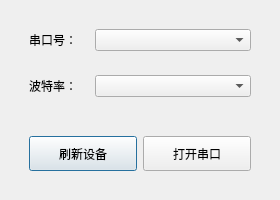
First picture: the form in connect485.ui, repository ryanwong1999/BatteryMaster_Qt, before the edit.
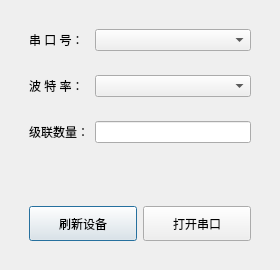
Second picture: the form after the edit.

```diff
--- a/connect485.ui
+++ b/connect485.ui
@@ -7,19 +7,19 @@
     <x>0</x>
     <y>0</y>
     <width>280</width>
-    <height>200</height>
+    <height>270</height>
    </rect>
   </property>
   <property name="minimumSize">
    <size>
     <width>280</width>
-    <height>200</height>
+    <height>270</height>
    </size>
   </property>
   <property name="maximumSize">
    <size>
     <width>280</width>
-    <height>200</height>
+    <height>270</height>
    </size>
   </property>
   <property name="windowTitle">
@@ -41,7 +41,7 @@
             </size>
            </property>
            <property name="text">
-            <string>串口号：</string>
+            <string>串 口 号：</string>
            </property>
           </widget>
          </item>
@@ -63,7 +63,7 @@
             </size>
            </property>
            <property name="text">
-            <string>波特率：</string>
+            <string>波 特 率：</string>
            </property>
           </widget>
          </item>
@@ -73,6 +73,28 @@
         </layout>
        </widget>
       </item>
+      <item>
+       <widget class="QWidget" name="widget_5" native="true">
+        <layout class="QHBoxLayout" name="horizontalLayout_5">
+         <item>
+          <widget class="QLabel" name="label">
+           <property name="maximumSize">
+            <size>
+             <width>60</width>
+             <height>16777215</height>
+            </size>
+           </property>
+           <property name="text">
+            <string>级联数量：</string>
+           </property>
+          </widget>
+         </item>
+         <item>
+          <widget class="QLineEdit" name="lineEdit_max"/>
+         </item>
+        </layout>
+       </widget>
+      </item>
       <item>
        <spacer name="verticalSpacer">
         <property name="orientation">
```
